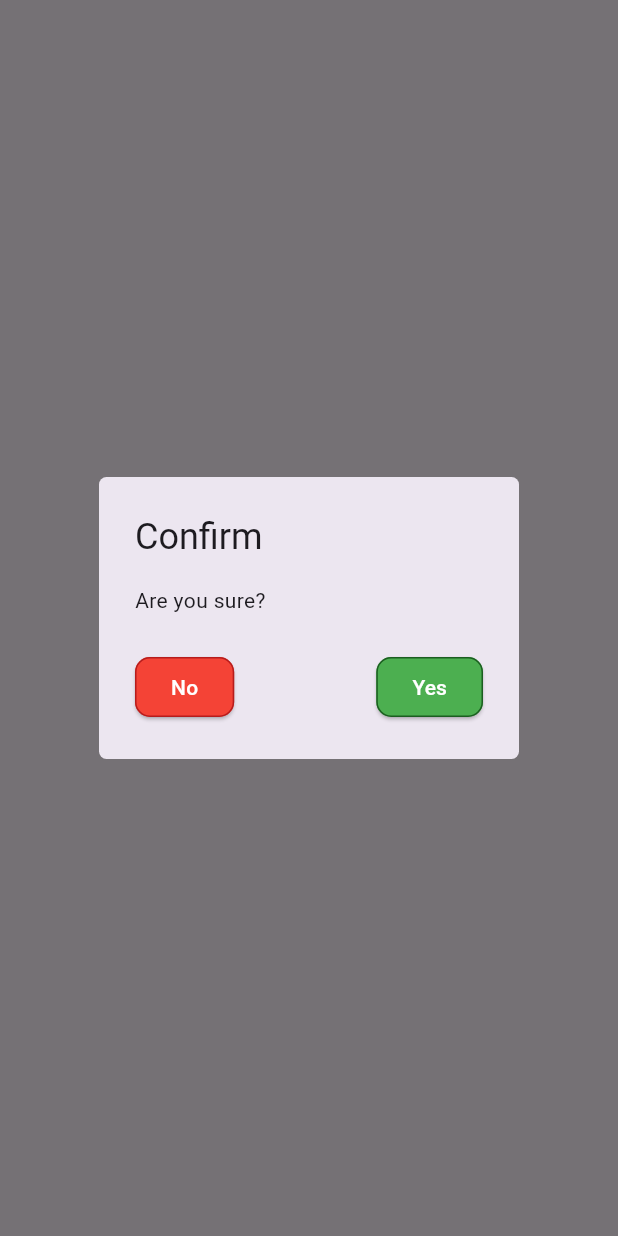
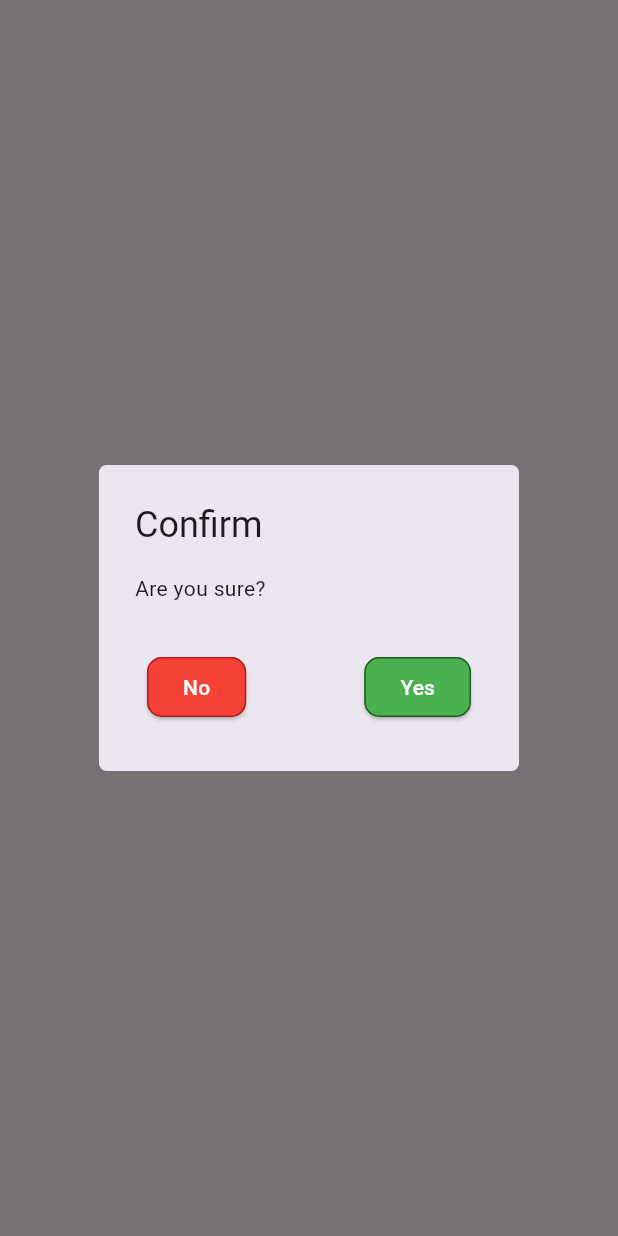
Before and after one commit to fsoft72/liwe3_flutter, a Flutter app: what confirmDialog() shows on an empty page, opened directly with empty values, on a phone screen of 412 x 824 dp. Run offline on Flutter 3.47's test engine with Material 3 defaults, Android fonts, the phone set to English and light mode, and no system bars; our stand-ins replace get.

Commit message:
Fix confirmDialog layout issue on some phones

```diff
--- a/lib/components/dialog.dart
+++ b/lib/components/dialog.dart
@@ -24,14 +24,12 @@ void confirmDialog({
       title: Text(title),
       content: Text(content),
       actions: [
-        Expanded(
-          child: Row(
-            children: [
-              Button(label: cancelLabel, mode: LiWETheme.error, onClick: (_) => close(cancel, false)),
-              const Spacer(),
-              Button(label: confirmLabel, mode: LiWETheme.success, onClick: (_) => close(confirm, true)),
-            ],
-          ),
+        ButtonBar(
+          alignment: MainAxisAlignment.spaceBetween,
+          children: [
+            Button(label: cancelLabel, mode: LiWETheme.error, onClick: (_) => close(cancel, false)),
+            Button(label: confirmLabel, mode: LiWETheme.success, onClick: (_) => close(confirm, true)),
+          ],
         ),
       ],
     ),
--- a/pubspec.yaml
+++ b/pubspec.yaml
@@ -8,7 +8,7 @@ platforms:
   android:
   ios:
 
-version: 0.0.10
+version: 0.1.0
 
 environment:
   sdk: ">=3.3.0 <4.0.0"
```
Also changed, not shown: 1 other file.
